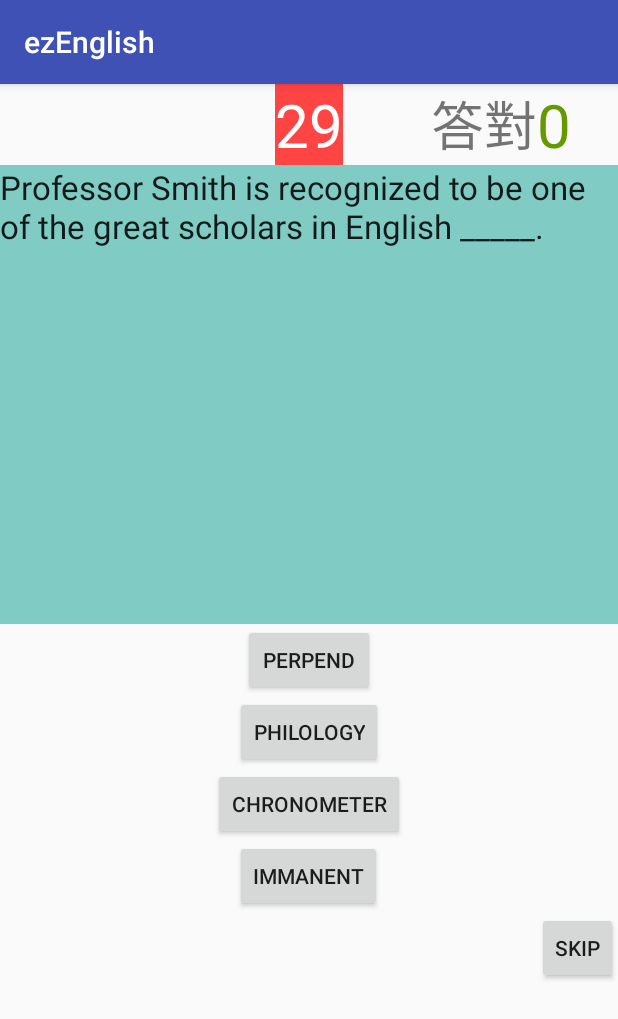
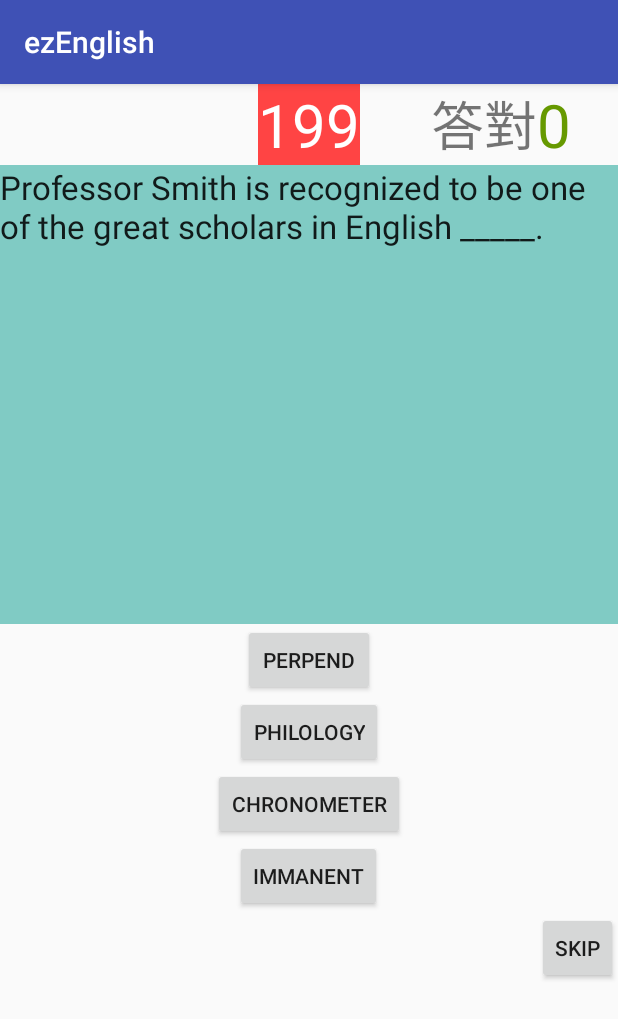
Before and after one commit to TzWenChen/know, an Android app: the SingleTestActivity screen opened directly, with no data from a screen before it, on a phone screen of 412 x 824 dp. Shown: the top 1019 px of the screen. Run offline under Robolectric (Android 15) with nearby library versions, the phone set to English and light mode, and no system bars.

Commit message:
Set game test time 200sec

```diff
--- a/app/src/main/java/com/knowmemo/usermanagement/SingleTestActivity.java
+++ b/app/src/main/java/com/knowmemo/usermanagement/SingleTestActivity.java
@@ -128,7 +128,7 @@ public class SingleTestActivity extends AppCompatActivity{
     }
 
     private void timeCountDown() {
-        new CountDownTimer(30000,1000){
+        new CountDownTimer(200000,1000){
 
             @Override
             public void onFinish() {
--- a/app/src/main/res/layout/single_test.xml
+++ b/app/src/main/res/layout/single_test.xml
@@ -60,7 +60,7 @@
     <TextView
         android:layout_width="wrap_content"
         android:layout_height="wrap_content"
-        android:text="30"
+        android:text="200"
         android:id="@+id/single_test_timer"
         android:textSize="40dp"
         android:textColor="#ffffff"
```
